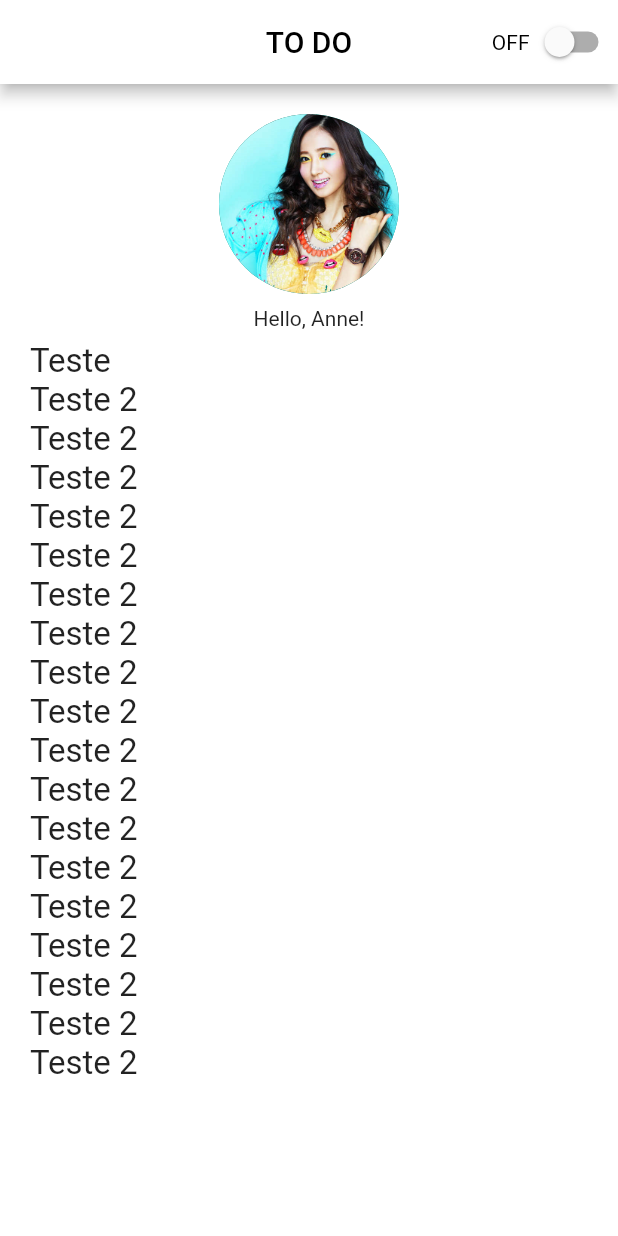
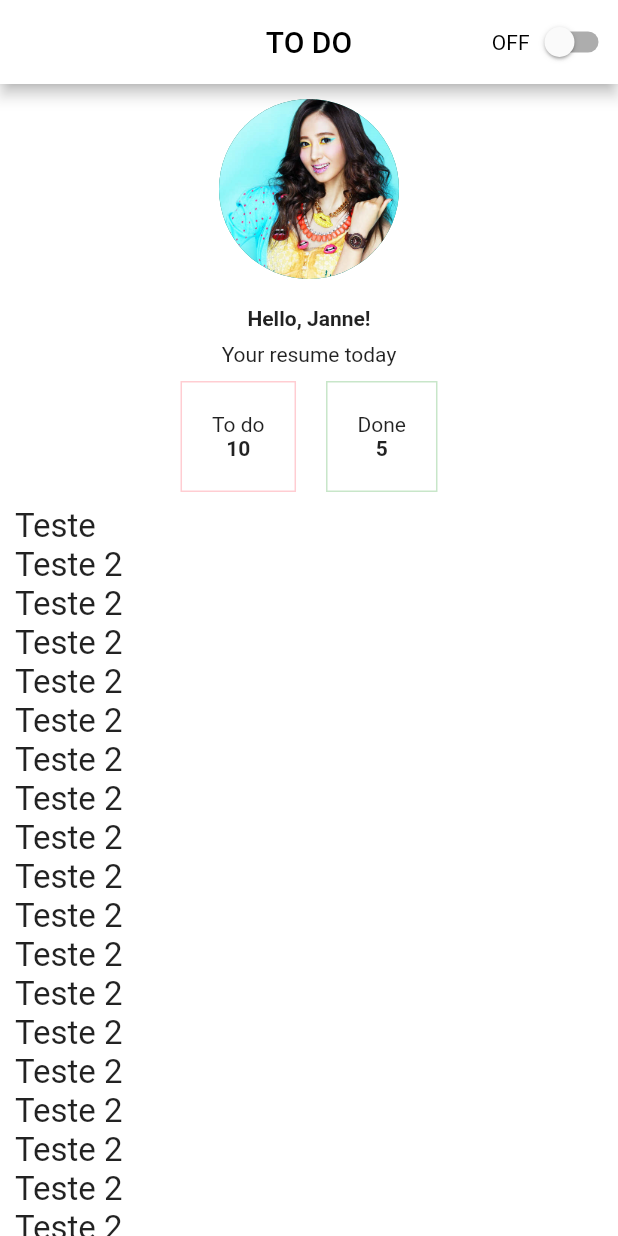
Before and after one commit to GuilhermeVendramini/flutter-to-do, a Flutter app: the TaskListPage screen opened by its route, on a phone screen of 412 x 824 dp. Run offline on Flutter 3.47's test engine with Material 2 defaults, Android fonts, the phone set to English and light mode, and no system bars.

Commit message:
Task list

```diff
--- a/lib/pages/task/task_list.dart
+++ b/lib/pages/task/task_list.dart
@@ -1,5 +1,6 @@
 import 'package:flutter/material.dart';
 import '../../widgets/components/task/task_list.dart';
+//import '../../widgets/helpers/ensure_visible.dart';
 
 class TaskListPage extends StatefulWidget {
   @override
@@ -40,15 +41,13 @@ class _TaskListPageState extends State<TaskListPage> {
         ],
       ),
       body: Container(
-        padding: EdgeInsets.all(20),
-        child: Column(
-          mainAxisAlignment: MainAxisAlignment.center,
-          mainAxisSize: MainAxisSize.max,
+        padding: EdgeInsets.symmetric(horizontal: 10.0),
+        child: ListView(
           children: <Widget>[
-            /// ---------------------------------- //
             Column(
               children: <Widget>[
                 Container(
+                  padding: EdgeInsets.symmetric(vertical: 10.0),
                   alignment: FractionalOffset.center,
                   child:
                   CircleAvatar(backgroundImage:  AssetImage('assets/images/avatar.png'), radius: 60.0),
@@ -56,15 +55,54 @@ class _TaskListPageState extends State<TaskListPage> {
                 Container(
                   child: Padding(
                     padding: EdgeInsets.all(8.0),
-                    child: Text('Hello, Anne!'),
+                    child: Text('Hello, Janne!', style: TextStyle(fontWeight: FontWeight.bold)),
+                  ),
+                ),
+                Container(
+                  child: Text('Your resume today'),
+                ),
+              ],
+            ),
+            Row(
+              mainAxisAlignment: MainAxisAlignment.center,
+              children: [
+                Flexible(
+                  flex: 1,
+                  child: Container(
+                    decoration: BoxDecoration(
+                      border:
+                        Border.all(color: Colors.red[100], width: 1),
+                    ),
+                    margin: const EdgeInsets.all(10.0),
+                    padding: const EdgeInsets.all(20.0),
+                    child: Column(
+                      children: <Widget>[
+                        Text('To do'),
+                        Text('10', style: TextStyle(fontWeight: FontWeight.bold)),
+                      ],
+                    ),
+                  ),
+                ),
+                Flexible(
+                  flex: 1,
+                  child: Container(
+                    decoration: BoxDecoration(
+                      border:
+                      Border.all(color: Colors.green[100], width: 1),
+                    ),
+                    margin: const EdgeInsets.all(10.0),
+                    padding: const EdgeInsets.all(20.0),
+                    child: Column(
+                      children: <Widget>[
+                        Text('Done'),
+                        Text('5', style: TextStyle(fontWeight: FontWeight.bold)),
+                      ],
+                    ),
                   ),
                 ),
               ],
             ),
-            Expanded(
-              child:  TasksList(),
-            ),
-            /// ---------------------------------- //
+            TasksList(),
           ],
         ),
       ),
--- a/lib/widgets/components/task/task_list.dart
+++ b/lib/widgets/components/task/task_list.dart
@@ -9,6 +9,8 @@ class TasksList extends StatelessWidget {
     return ScopedModelDescendant<TasksModel>(
       builder: (BuildContext context, Widget child, TasksModel model) {
         return ListView.builder(
+          shrinkWrap: true,
+          physics: const NeverScrollableScrollPhysics(),
           itemBuilder: (BuildContext context, int index) {
             return Text(model.tasks[index].title, style: TextStyle(fontSize: 22.0));
               //Text(model.tasks[index].title);
```
